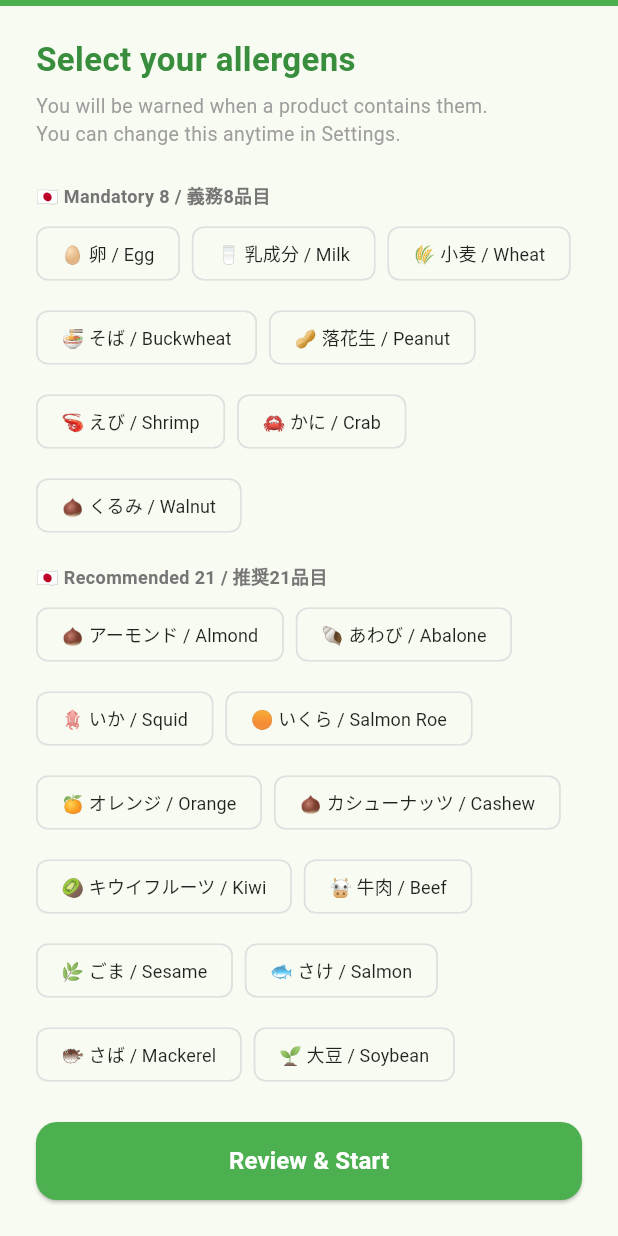
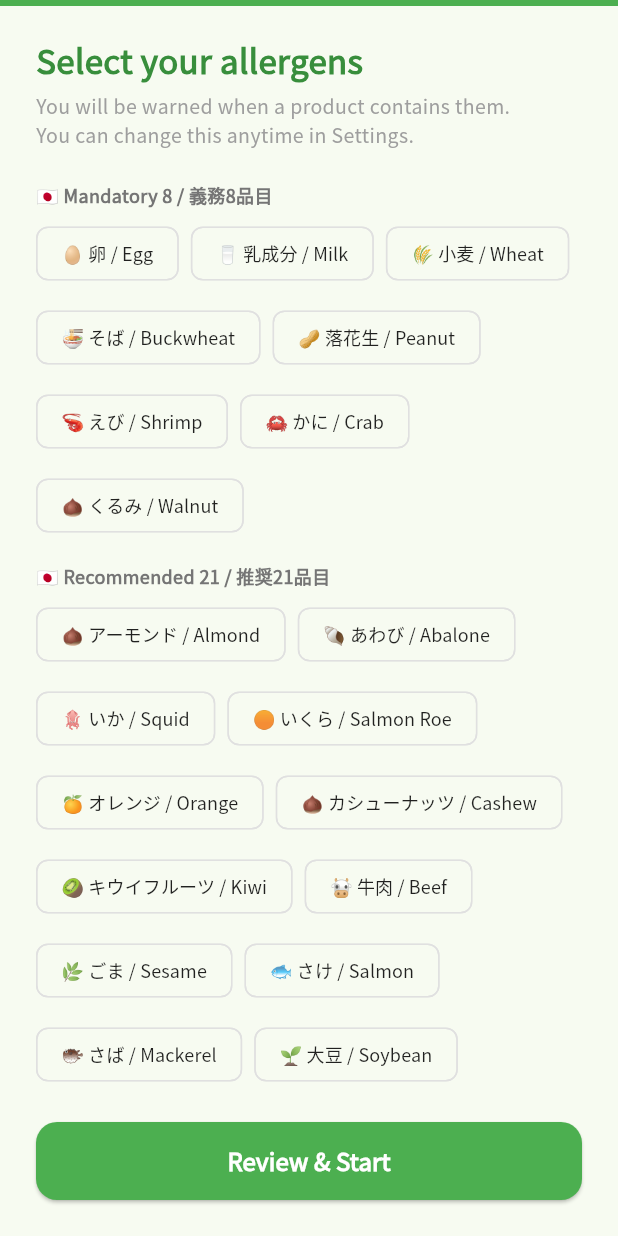
Before and after one commit to sentarou22306-maker/safe-eat, a Flutter app: the screen it shows after launch, swiped to page 2, on a phone screen of 412 x 824 dp. Run offline on Flutter 3.47's test engine with Material 3 defaults, Android fonts, the phone set to English and light mode, and no system bars; our stand-ins replace flutter_dotenv, go_router, google_fonts, image_picker, shared_preferences, supabase_flutter; missing offline and left inert: google_mlkit_text_recognition, mobile_scanner; accounts and stored records are empty.

Commit message:
Add Noto Sans JP font via google_fonts for EN/JA/ZH readability
Co-Authored-By: Claude Sonnet 4.6 <noreply@anthropic.com>

```diff
--- a/lib/main.dart
+++ b/lib/main.dart
@@ -3,6 +3,7 @@ import 'package:flutter_dotenv/flutter_dotenv.dart';
 import 'package:supabase_flutter/supabase_flutter.dart';
 import 'package:go_router/go_router.dart';
 import 'package:shared_preferences/shared_preferences.dart';
+import 'package:google_fonts/google_fonts.dart';
 import 'theme_settings.dart';
 
 import 'screens/barcode_scan_screen.dart';
@@ -110,9 +111,15 @@ class MyApp extends StatelessWidget {
                   seedColor: color,
                   primary: color,
                 ),
+                textTheme: GoogleFonts.notoSansJpTextTheme(),
                 appBarTheme: AppBarTheme(
                   backgroundColor: color,
                   foregroundColor: Colors.white,
+                  titleTextStyle: GoogleFonts.notoSansJp(
+                    color: Colors.white,
+                    fontSize: 18,
+                    fontWeight: FontWeight.w600,
+                  ),
                 ),
                 bottomNavigationBarTheme: BottomNavigationBarThemeData(
                   selectedItemColor: color,
--- a/pubspec.yaml
+++ b/pubspec.yaml
@@ -43,6 +43,7 @@ dependencies:
   google_mlkit_text_recognition: ^0.13.0
   http: ^1.6.0
   flutter_dotenv: ^5.2.1
+  google_fonts: ^6.2.1
 
 dev_dependencies:
   flutter_test:
```
Also changed, not shown: pubspec.lock.
